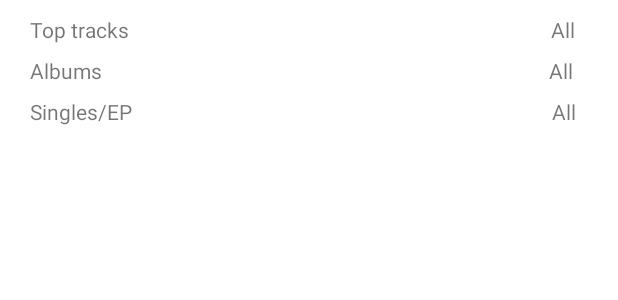
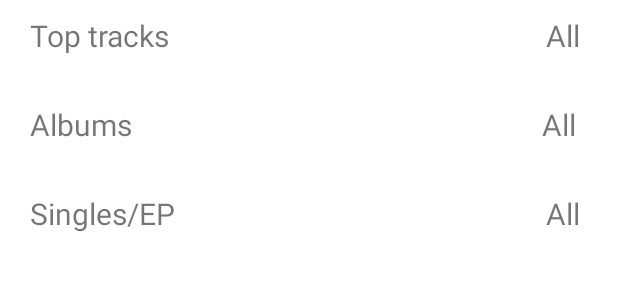
Before and after one commit to VanoPremudriy/singme-app, an Android app built with Jetpack Compose: the layout fragment_discography.xml on its own in the app's theme, with its tools: preview values and no code run, on a phone screen of 412 x 824 dp. Shown: the top 300 px of the screen. Run offline under Robolectric (Android 15) with nearby library versions, the phone set to English and light mode, and no system bars.

Commit message:
Added discography for all fragment

```diff
--- a/app/src/main/java/com/example/singmeapp/MainActivity.kt
+++ b/app/src/main/java/com/example/singmeapp/MainActivity.kt
@@ -245,7 +245,10 @@ class MainActivity : AppCompatActivity() {
 
     }
 
-
+    override fun onDestroy() {
+        super.onDestroy()
+        notificationManagerCompat.cancelAll()
+    }
 
 
 }
--- a/app/src/main/java/com/example/singmeapp/adapters/TrackAdapter.kt
+++ b/app/src/main/java/com/example/singmeapp/adapters/TrackAdapter.kt
@@ -152,7 +152,7 @@ class TrackAdapter(val fragmentActivity: AppCompatActivity, val fragment: Fragme
 
 
         mainActivity.binding.player.ibClose.setOnClickListener {
-            if (prevId!! < trackList.size && trackList[prevId!!].imageUrl != "")
+            if (prevId != null && prevId!! < trackList.size && trackList[prevId!!].imageUrl != "")
                 prevItem?.binding?.ivPlayPauseTrackItem?.visibility = View.GONE
             closePlayer()
         }
--- a/app/src/main/res/layout/fragment_discography.xml
+++ b/app/src/main/res/layout/fragment_discography.xml
@@ -1,4 +1,9 @@
 <?xml version="1.0" encoding="utf-8"?>
+<ScrollView xmlns:android="http://schemas.android.com/apk/res/android"
+    xmlns:app="http://schemas.android.com/apk/res-auto"
+    xmlns:tools="http://schemas.android.com/tools"
+    android:layout_width="match_parent"
+    android:layout_height="match_parent">
 <androidx.constraintlayout.widget.ConstraintLayout xmlns:android="http://schemas.android.com/apk/res/android"
     xmlns:app="http://schemas.android.com/apk/res-auto"
     xmlns:tools="http://schemas.android.com/tools"
@@ -27,27 +32,33 @@
                 android:layout_width="wrap_content"
                 android:layout_height="wrap_content"
                 android:layout_weight="10"
-                android:text="@string/top_tracks" />
+                android:text="@string/top_tracks"
+                android:textSize="20sp" />
 
             <TextView
                 android:id="@+id/tvAllTopTracks"
                 android:layout_width="wrap_content"
                 android:layout_height="wrap_content"
                 android:layout_weight="1"
-                android:text="@string/all" />
+                android:clickable="true"
+                android:text="@string/all"
+                android:textSize="20sp"
+                android:focusable="true"
+                android:background="?android:attr/selectableItemBackground"/>
         </LinearLayout>
 
         <androidx.recyclerview.widget.RecyclerView
             android:id="@+id/rcViewDiscographyTopTracks"
             android:layout_width="match_parent"
-            android:layout_height="wrap_content" />
+            android:layout_height="wrap_content"
+            android:layout_marginTop="8dp" />
     </LinearLayout>
 
     <LinearLayout
         android:id="@+id/linearLayout3"
         android:layout_width="match_parent"
         android:layout_height="wrap_content"
-        android:layout_marginTop="8dp"
+        android:layout_marginTop="24dp"
         android:orientation="vertical"
         app:layout_constraintTop_toBottomOf="@+id/linearLayout2"
         tools:layout_editor_absoluteX="0dp">
@@ -63,26 +74,33 @@
                 android:layout_width="wrap_content"
                 android:layout_height="wrap_content"
                 android:layout_weight="10"
-                android:text="@string/albums" />
+                android:text="@string/albums"
+                android:textSize="20sp" />
 
             <TextView
                 android:id="@+id/tvAllAlbums"
                 android:layout_width="wrap_content"
                 android:layout_height="wrap_content"
                 android:layout_weight="1"
-                android:text="@string/all" />
+                android:clickable="true"
+                android:text="@string/all"
+                android:textSize="20sp"
+                android:focusable="true"
+                android:background="?android:attr/selectableItemBackground"/>
         </LinearLayout>
 
         <androidx.recyclerview.widget.RecyclerView
             android:id="@+id/rcViewDiscographyAlbums"
             android:layout_width="match_parent"
-            android:layout_height="wrap_content" />
+            android:layout_height="wrap_content"
+            android:layout_marginTop="8dp" />
     </LinearLayout>
 
     <LinearLayout
+        android:id="@+id/linearLayout6"
         android:layout_width="match_parent"
         android:layout_height="wrap_content"
-        android:layout_marginTop="8dp"
+        android:layout_marginTop="24dp"
         android:orientation="vertical"
         app:layout_constraintTop_toBottomOf="@+id/linearLayout3"
         tools:layout_editor_absoluteX="0dp">
@@ -98,19 +116,36 @@
                 android:layout_width="wrap_content"
                 android:layout_height="wrap_content"
                 android:layout_weight="10"
-                android:text="@string/singles_ep" />
+                android:text="@string/singles_ep"
+                android:textSize="20sp" />
 
             <TextView
                 android:id="@+id/tvAllSingles"
                 android:layout_width="wrap_content"
                 android:layout_height="wrap_content"
                 android:layout_weight="1"
-                android:text="@string/all" />
+                android:background="?android:attr/selectableItemBackground"
+                android:clickable="true"
+                android:focusable="true"
+                android:text="@string/all"
+                android:textSize="20sp" />
         </LinearLayout>
 
         <androidx.recyclerview.widget.RecyclerView
             android:id="@+id/rcViewDiscographySingles"
             android:layout_width="match_parent"
-            android:layout_height="wrap_content" />
+            android:layout_height="wrap_content"
+            android:layout_marginTop="8dp" />
     </LinearLayout>
+
+    <TextView
+        android:id="@+id/textView13"
+        android:layout_width="wrap_content"
+        android:layout_height="wrap_content"
+        android:layout_marginTop="60dp"
+        android:text="TextView"
+        android:visibility="invisible"
+        app:layout_constraintTop_toBottomOf="@+id/linearLayout6"
+        tools:layout_editor_absoluteX="171dp" />
 </androidx.constraintlayout.widget.ConstraintLayout>
+</ScrollView>
--- a/app/src/main/res/navigation/main_nav.xml
+++ b/app/src/main/res/navigation/main_nav.xml
@@ -178,4 +178,9 @@
         android:name="com.example.singmeapp.fragments.CreateAlbumFragment"
         android:label="fragment_create_album"
         tools:layout="@layout/fragment_create_album" />
+    <fragment
+        android:id="@+id/discographyAllFragment"
+        android:name="com.example.singmeapp.fragments.DiscographyAllFragment"
+        android:label="fragment_discography_all"
+        tools:layout="@layout/fragment_discography_all" />
 </navigation>
```
Also changed, not shown: app/src/main/java/com/example/singmeapp/fragments/DiscographyAllFragment.kt (added, +116 -0 lines), app/src/main/java/com/example/singmeapp/fragments/DiscographyFragment.kt (+28 -1 lines), app/src/main/java/com/example/singmeapp/viewmodels/DiscographyAllViewModel.kt (added, +284 -0 lines), app/src/main/res/layout/fragment_discography_all.xml (added, +15 -0 lines).
